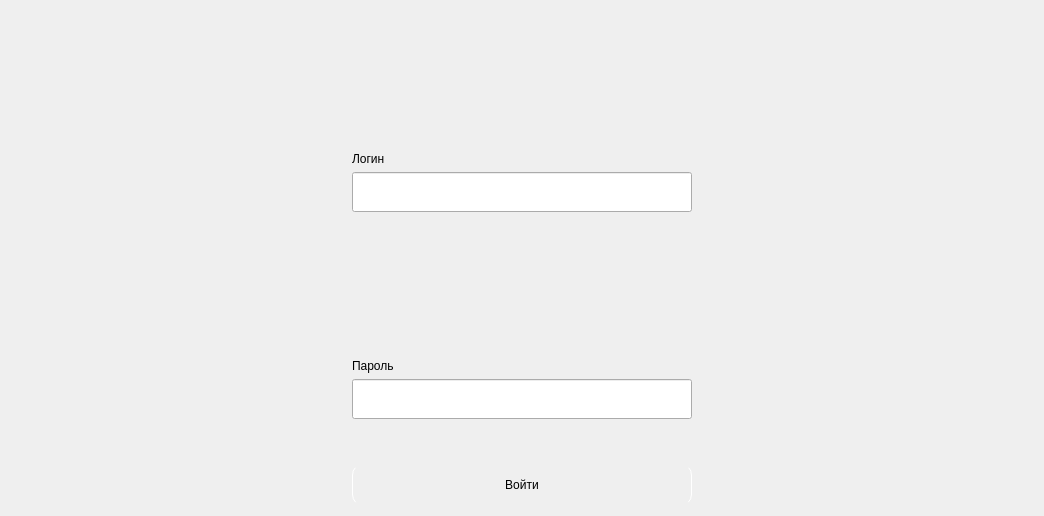
Qt form designer_ui/sign_in_by_login_frame.ui (Churkabesina/CompClubAppPlanshet) before a commit.
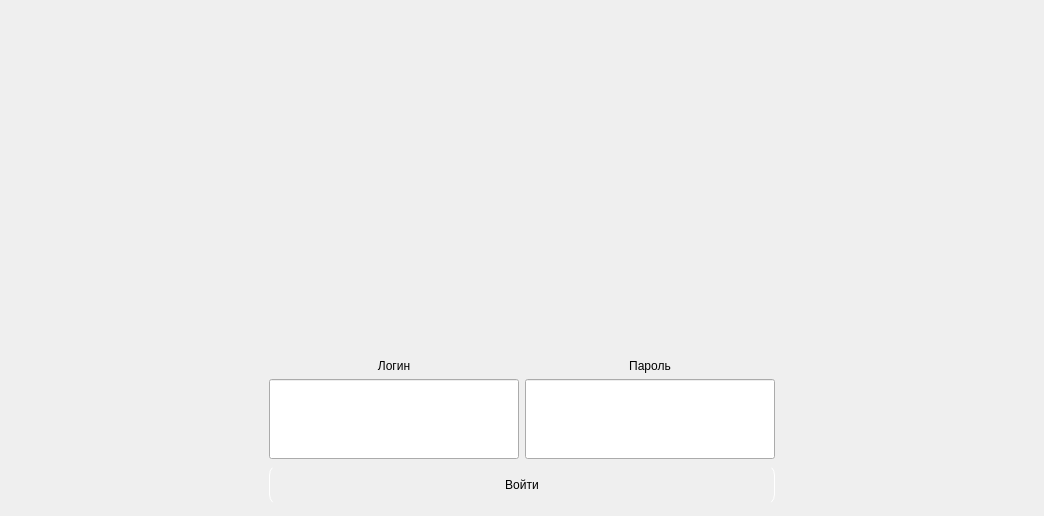
The same form after that commit.

What changed in the file:
```diff
--- a/designer_ui/sign_in_by_login_frame.ui
+++ b/designer_ui/sign_in_by_login_frame.ui
@@ -13,6 +13,9 @@
   <property name="windowTitle">
    <string>Frame</string>
   </property>
+  <property name="styleSheet">
+   <string notr="true">QLineEdit {font: 87 italic 25pt &quot;Segoe UI Black&quot;;}</string>
+  </property>
   <layout class="QHBoxLayout" name="horizontalLayout_2">
    <item>
     <spacer name="horizontalSpacer">
@@ -30,25 +33,14 @@
    <item>
     <layout class="QVBoxLayout" name="verticalLayout">
      <item>
+      <layout class="QHBoxLayout" name="horizontalLayout">
+       <item>
       <widget class="QLabel" name="label_login">
        <property name="text">
         <string>Логин</string>
        </property>
        <property name="alignment">
-        <set>Qt::AlignBottom|Qt::AlignLeading|Qt::AlignLeft</set>
-       </property>
-      </widget>
-     </item>
-     <item>
-      <widget class="QLineEdit" name="lineEdit_login">
-       <property name="minimumSize">
-        <size>
-         <width>0</width>
-         <height>40</height>
-        </size>
-       </property>
-       <property name="styleSheet">
-        <string notr="true">color: rgb(255, 255, 255);</string>
+          <set>Qt::AlignBottom|Qt::AlignHCenter</set>
        </property>
       </widget>
      </item>
@@ -58,7 +50,33 @@
         <string>Пароль</string>
        </property>
        <property name="alignment">
-        <set>Qt::AlignBottom|Qt::AlignLeading|Qt::AlignLeft</set>
+          <set>Qt::AlignBottom|Qt::AlignHCenter</set>
+         </property>
+        </widget>
+       </item>
+      </layout>
+     </item>
+     <item>
+      <layout class="QHBoxLayout" name="horizontalLayout_3">
+       <item>
+        <widget class="QLineEdit" name="lineEdit_login">
+         <property name="minimumSize">
+          <size>
+           <width>250</width>
+           <height>80</height>
+          </size>
+         </property>
+         <property name="font">
+          <font>
+           <family>Segoe UI Black</family>
+           <pointsize>25</pointsize>
+           <weight>10</weight>
+           <italic>true</italic>
+           <bold>false</bold>
+          </font>
+         </property>
+         <property name="styleSheet">
+          <string notr="true">color: rgb(255, 255, 255);</string>
        </property>
       </widget>
      </item>
@@ -66,10 +84,19 @@
       <widget class="QLineEdit" name="lineEdit_password">
        <property name="minimumSize">
         <size>
-         <width>0</width>
-         <height>40</height>
-        </size>
-       </property>
+           <width>250</width>
+           <height>80</height>
+          </size>
+         </property>
+         <property name="font">
+          <font>
+           <family>Segoe UI Black</family>
+           <pointsize>25</pointsize>
+           <weight>10</weight>
+           <italic>true</italic>
+           <bold>false</bold>
+          </font>
+         </property>
        <property name="styleSheet">
         <string notr="true">color: rgb(255, 255, 255);</string>
        </property>
@@ -78,21 +105,7 @@
        </property>
       </widget>
      </item>
-     <item>
-      <spacer name="verticalSpacer">
-       <property name="orientation">
-        <enum>Qt::Vertical</enum>
-       </property>
-       <property name="sizeType">
-        <enum>QSizePolicy::Minimum</enum>
-       </property>
-       <property name="sizeHint" stdset="0">
-        <size>
-         <width>20</width>
-         <height>40</height>
-        </size>
-       </property>
-      </spacer>
+      </layout>
      </item>
      <item>
       <widget class="QPushButton" name="enter_pushbutton">
```
Lines whose indentation alone changed are shown as unchanged.
